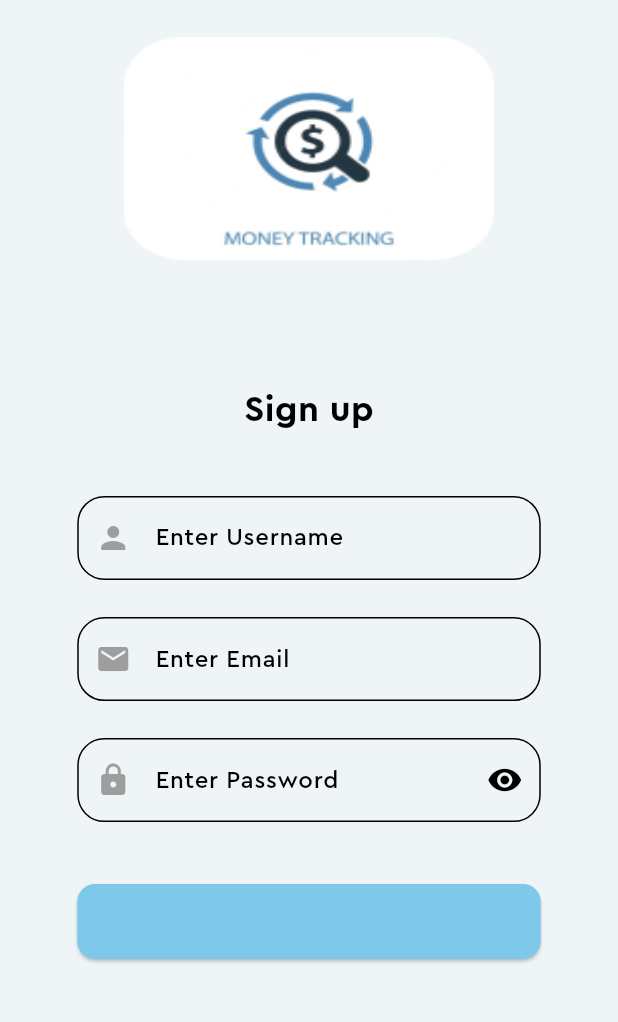
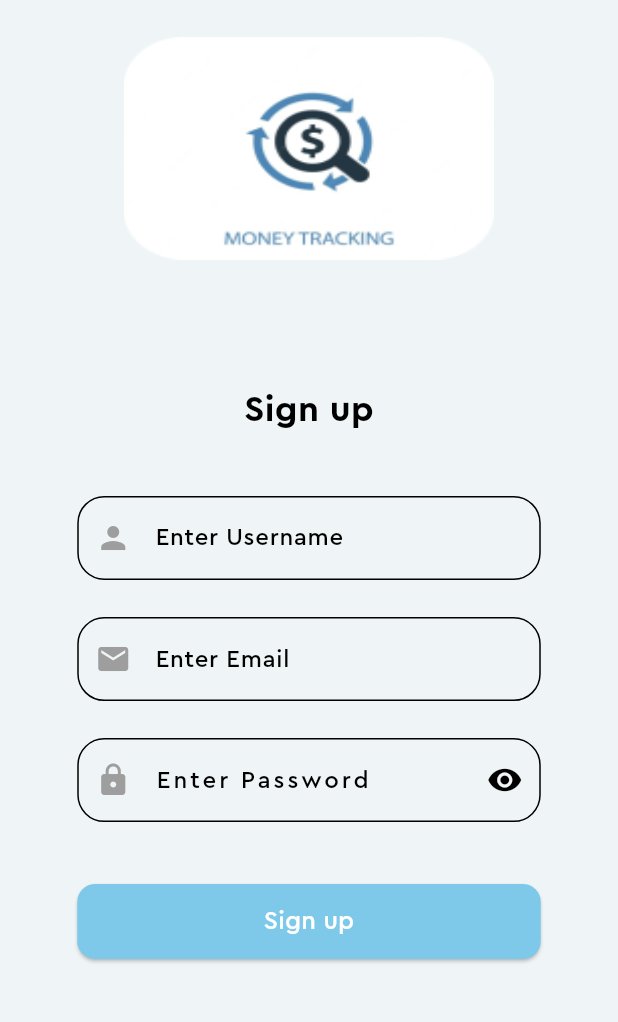
Before and after one commit to ratishjain12/Budget-Tracker-App, a Flutter app: the SignIn screen opened by its route, after a tap on "Login", after a tap on "Dont have a account? Sign up", on a phone screen of 412 x 824 dp, the part 135-1157 px from its top. Run offline on Flutter 3.47's test engine with Material 2 defaults, Android fonts, the phone set to English and light mode, and no system bars; our stand-ins replace cloud_firestore, firebase_auth, firebase_core, fluttertoast, google_sign_in and 3 more; missing offline and left inert: cloud_firestore_web, dart:ffi, firebase_auth_web, firebase_core_web, google_sign_in_web, shared_preferences_web; accounts and stored records are empty.

Commit message:
some text styles

```diff
--- a/lib/screens/registeration/sign_in.dart
+++ b/lib/screens/registeration/sign_in.dart
@@ -31,6 +31,7 @@ class _SignInState extends State<SignIn> {
     return Scaffold(
       backgroundColor: AppColors.primaryColor,
       appBar: AppBar(
+        surfaceTintColor: AppColors.secondaryColor,
         elevation: 0.0,
         iconTheme: IconThemeData(color: Colors.black),
         backgroundColor: Colors.transparent,
@@ -101,7 +102,7 @@ class _SignInState extends State<SignIn> {
                                 border: OutlineInputBorder(
                                   borderRadius: BorderRadius.circular(18),
                                 ),
-                                prefixIcon: Icon(
+                                prefixIcon: const Icon(
                                   Icons.email,
                                   color: Colors.grey,
                                 ),
@@ -112,6 +113,9 @@ class _SignInState extends State<SignIn> {
                               height: screenHeight * 0.03,
                             ),
                             TextFormField(
+                              style: const TextStyle(
+                                letterSpacing: 2,
+                              ),
                               validator: (val) {
                                 if (val == null || val.isEmpty) {
                                   return "please enter password";
@@ -121,7 +125,7 @@ class _SignInState extends State<SignIn> {
                               controller: _password,
                               obscureText: _isObscured,
                               decoration: InputDecoration(
-                                prefixIcon: Icon(
+                                prefixIcon: const Icon(
                                   Icons.lock,
                                   color: Colors.grey,
                                 ),
@@ -157,10 +161,11 @@ class _SignInState extends State<SignIn> {
                               onPressed: () {
                                 login(context);
                               },
-                              child: Text(
+                              child: const Text(
                                 "Login",
                                 style: TextStyle(
                                   fontSize: 17,
+                                  color: Colors.white,
                                 ),
                               ),
                             ),
@@ -168,7 +173,7 @@ class _SignInState extends State<SignIn> {
                               onPressed: () {
                                 Navigator.pushNamed(context, '/signup');
                               },
-                              child: Text("Dont have a account? Sign up"),
+                              child: const Text("Dont have a account? Sign up"),
                             )
                           ],
                         ),
--- a/lib/screens/registeration/sign_up.dart
+++ b/lib/screens/registeration/sign_up.dart
@@ -28,6 +28,7 @@ class _SignUpState extends State<SignUp> {
     var screenHeight = MediaQuery.of(context).size.height;
     return Scaffold(
       appBar: AppBar(
+        surfaceTintColor: AppColors.secondaryColor,
         backgroundColor: Colors.transparent,
         iconTheme: IconThemeData(color: Colors.black),
         elevation: 0.0,
@@ -129,10 +130,13 @@ class _SignUpState extends State<SignUp> {
                               height: screenHeight * 0.03,
                             ),
                             TextFormField(
+                              style: const TextStyle(
+                                letterSpacing: 2,
+                              ),
                               controller: _password,
                               obscureText: _isObscured,
                               decoration: InputDecoration(
-                                prefixIcon: Icon(
+                                prefixIcon: const Icon(
                                   Icons.lock,
                                   color: Colors.grey,
                                 ),
@@ -164,10 +168,11 @@ class _SignUpState extends State<SignUp> {
                               onPressed: () {
                                 register(context);
                               },
-                              child: Text(
+                              child: const Text(
                                 "Sign up",
                                 style: TextStyle(
                                   fontSize: 17,
+                                  color: Colors.white,
                                 ),
                               ),
                             ),
```
